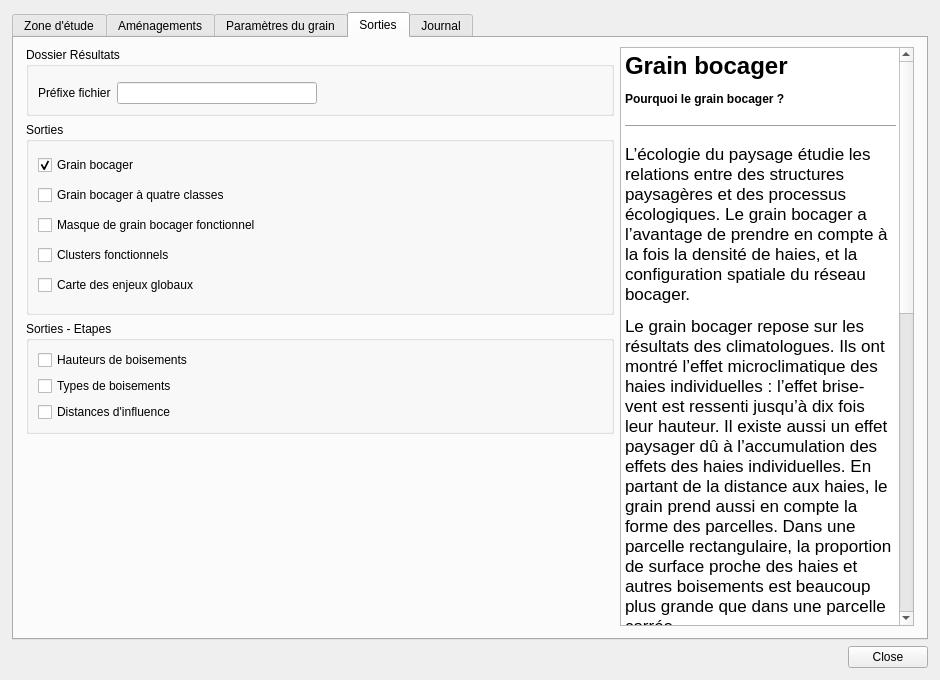
hboussard/chloe5_qgis, file dialogs/chloe_grain_dialog.ui: the form before one commit.
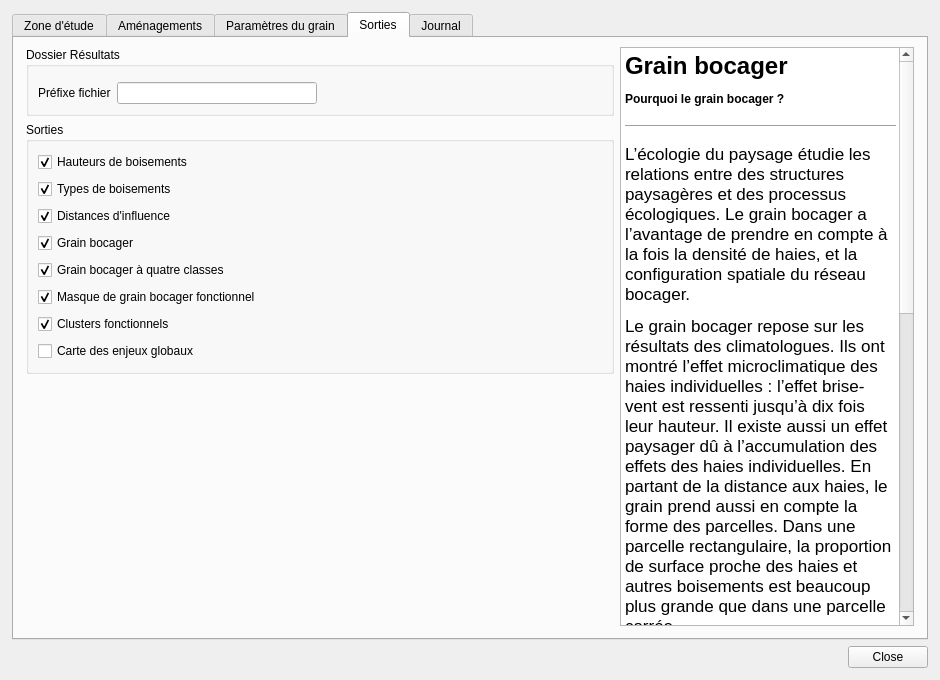
The form after the commit. The open tabs and pages were chosen to show the change. Custom widgets are drawn as their Qt base class.

Commit message: plugin Grain Bocager update : paramètres manquants

The edit to the form file:
```diff
--- a/dialogs/chloe_grain_dialog.ui
+++ b/dialogs/chloe_grain_dialog.ui
@@ -741,6 +741,36 @@
             <property name="spacing">
              <number>-1</number>
             </property>
+			<item>
+             <widget class="QCheckBox" name="checkBox_hauteurBoisements">
+              <property name="text">
+               <string>Hauteurs de boisements</string>
+              </property>
+              <property name="checked">
+               <bool>true</bool>
+              </property>
+             </widget>
+            </item>
+			 <item>
+             <widget class="QCheckBox" name="checkBox_typesBoisements">
+              <property name="text">
+               <string>Types de boisements</string>
+              </property>
+              <property name="checked">
+               <bool>true</bool>
+              </property>
+             </widget>
+            </item>
+			<item>
+             <widget class="QCheckBox" name="checkBox_distanceInfluence">
+              <property name="text">
+               <string>Distances d'influence</string>
+              </property>
+              <property name="checked">
+               <bool>true</bool>
+              </property>
+             </widget>
+            </item>
             <item>
              <widget class="QCheckBox" name="checkBox_grain">
               <property name="enabled">
@@ -777,6 +807,9 @@
               <property name="text">
                <string>Grain bocager à quatre classes</string>
               </property>
+			  <property name="checked">
+               <bool>true</bool>
+              </property>
              </widget>
             </item>
             <item>
@@ -784,6 +817,9 @@
               <property name="text">
                <string>Masque de grain bocager fonctionnel</string>
               </property>
+			  <property name="checked">
+               <bool>true</bool>
+              </property>
              </widget>
             </item>
             <item>
@@ -791,6 +827,9 @@
               <property name="text">
                <string>Clusters fonctionnels</string>
               </property>
+			  <property name="checked">
+               <bool>true</bool>
+              </property>
              </widget>
             </item>
             <item>
@@ -815,51 +854,6 @@
            </layout>
           </widget>
          </item>
-         <item>
-          <widget class="QGroupBox" name="groupBox_11">
-           <property name="minimumSize">
-            <size>
-             <width>0</width>
-             <height>0</height>
-            </size>
-           </property>
-           <property name="title">
-            <string>Sorties - Etapes</string>
-           </property>
-           <layout class="QVBoxLayout" name="verticalLayout_12">
-            <item>
-             <widget class="QCheckBox" name="checkBox_hauteurBoisements">
-              <property name="text">
-               <string>Hauteurs de boisements</string>
-              </property>
-              <property name="checked">
-               <bool>false</bool>
-              </property>
-             </widget>
-            </item>
-            <item>
-             <widget class="QCheckBox" name="checkBox_typesBoisements">
-              <property name="text">
-               <string>Types de boisements</string>
-              </property>
-              <property name="checked">
-               <bool>false</bool>
-              </property>
-             </widget>
-            </item>
-            <item>
-             <widget class="QCheckBox" name="checkBox_distanceInfluence">
-              <property name="text">
-               <string>Distances d'influence</string>
-              </property>
-              <property name="checked">
-               <bool>false</bool>
-              </property>
-             </widget>
-            </item>
-           </layout>
-          </widget>
-         </item>
          <item>
           <spacer name="verticalSpacer_4">
            <property name="orientation">
```
Left out of the diff: 3 changed lines with no effect on the pictures. The commit also changes 2 other files.
